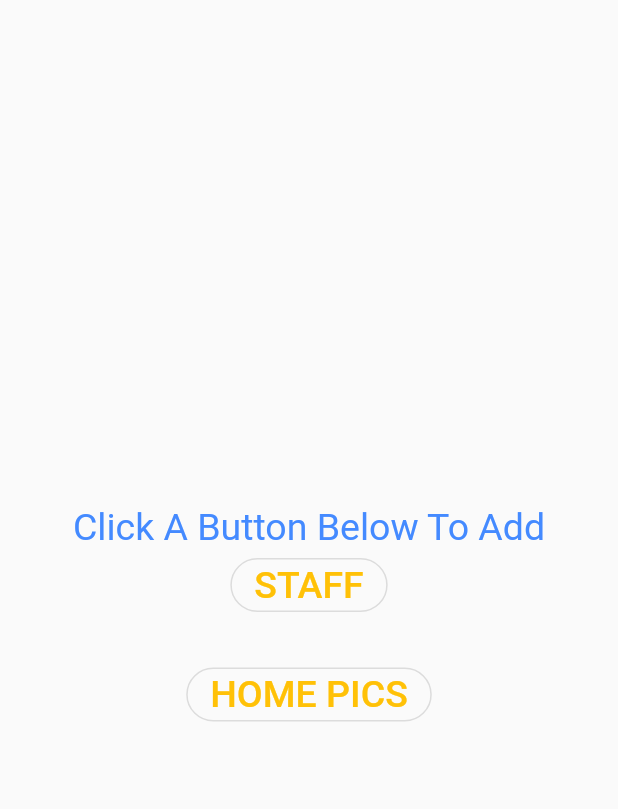
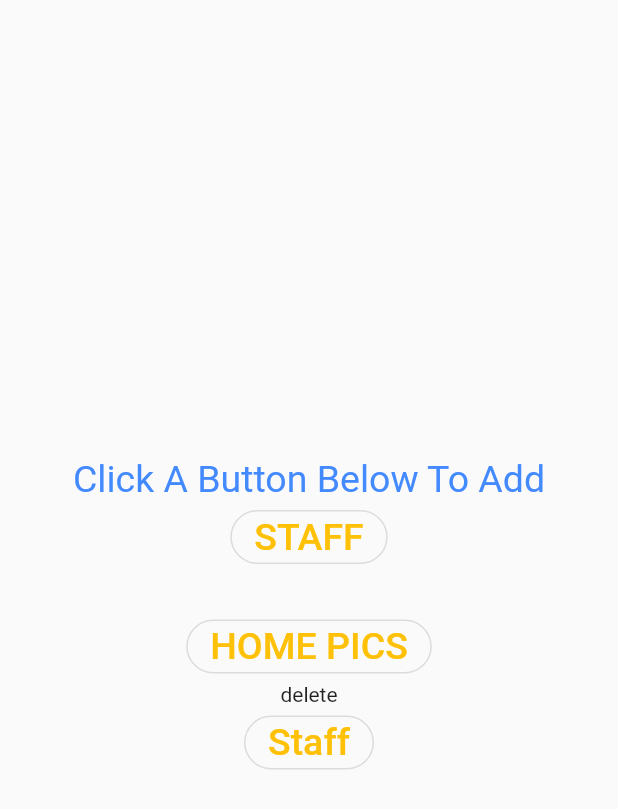
Before and after one commit to simlanders/playschool_web-page, a Flutter app: the Add_Selector_Page screen opened directly, on a phone screen of 412 x 824 dp. Shown: the top 809 px of the screen. Run offline on Flutter 3.47's test engine with Material 2 defaults, Android fonts, the phone set to English and light mode, and no system bars; our stand-ins replace cloud_firestore, file_picker, firebase_auth, firebase_core, firebase_storage, image_picker; missing offline and left inert: dart:html, image_picker_web, mime_type, swipe_image_gallery; accounts and stored records are empty.

Commit message:
Add_Selector_Page update

```diff
--- a/lib/DefaultView/Pages/Add_Selector_Page.dart
+++ b/lib/DefaultView/Pages/Add_Selector_Page.dart
@@ -1,6 +1,7 @@
 import 'package:flutter/material.dart';
 import 'package:playschool/DefaultView/Pages/Add_Home_Pics_Page.dart';
 import 'package:playschool/DefaultView/Pages/Add_Staff_Page.dart';
+import 'package:playschool/DefaultView/Pages/Update_Staff_Rank.dart';
 
 import '../Widgets/TabWidget.dart';
 
@@ -48,6 +49,21 @@ class Add_Selector_Page extends StatelessWidget {
                         RoundedRectangleBorder(
                             borderRadius: BorderRadius.circular(18.0),
                             side: BorderSide(color: Colors.red))))),
+            Text('delete'),
+            OutlinedButton(
+                onPressed: () {
+                  Navigator.push(
+                      context,
+                      MaterialPageRoute(
+                          builder: (context) => Update_Staff_Rank()));
+                },
+                child: Text("Staff", style: TextStyle(fontSize: 25, color: Colors.amber),),
+                style: ButtonStyle(
+                    shape: MaterialStateProperty.all<RoundedRectangleBorder>(
+                        RoundedRectangleBorder(
+                            borderRadius: BorderRadius.circular(18.0),
+                            side: BorderSide(color: Colors.red))))),
+
           ],
         ),
       ),
```
Also changed, not shown: lib/DefaultView/Pages/Update_Staff_Rank.dart (+50 -12 lines), lib/Global_Classes.dart/Database.dart (+4 -4 lines).
